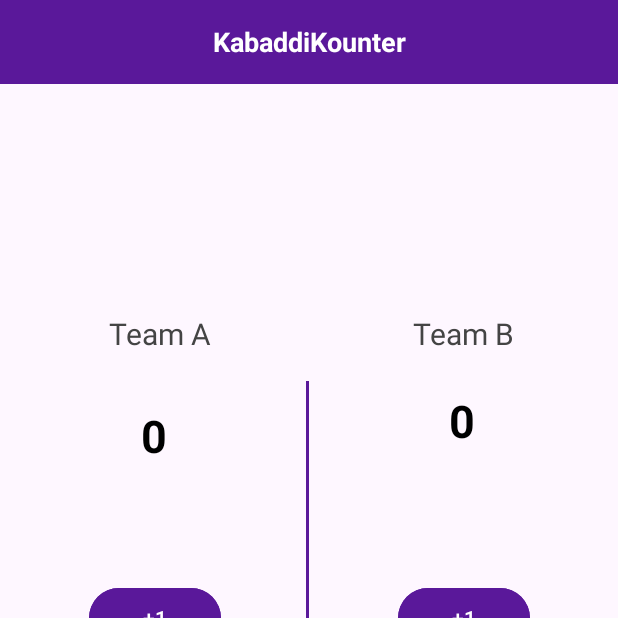
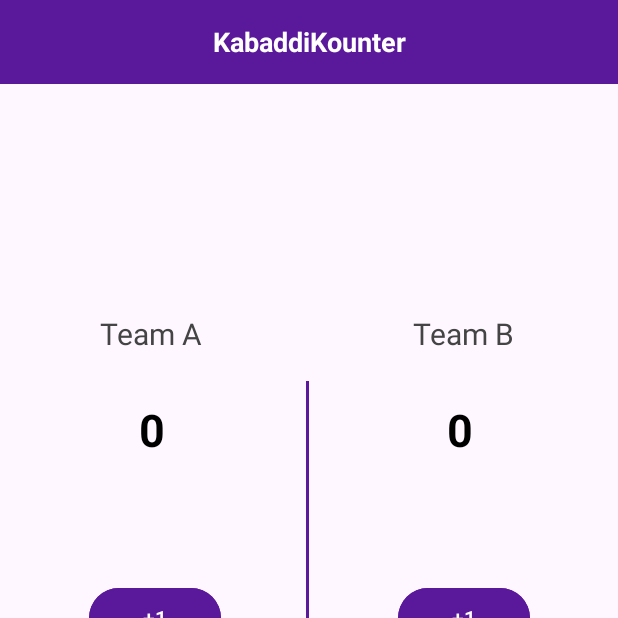
Before and after one commit to enjangmargha/ScoreApp, an Android app: the screen it shows after launch (MainActivity), after a tap on "RESET", on a phone screen of 412 x 824 dp, the top half of it. Run offline under Robolectric (Android 15) with nearby library versions, the phone set to English and light mode, and no system bars; our stand-ins replace data binding; 2 other taps on this screen came first.

```diff
--- a/app/build.gradle.kts
+++ b/app/build.gradle.kts
@@ -33,6 +33,10 @@ android {
     kotlinOptions {
         jvmTarget = "11"
     }
+
+    buildFeatures {
+        dataBinding = true
+    }
 }
 
 dependencies {
--- a/app/src/main/java/com/example/scoreapp/MainActivity.kt
+++ b/app/src/main/java/com/example/scoreapp/MainActivity.kt
@@ -1,81 +1,44 @@
 package com.example.scoreapp
 
 import android.os.Bundle
-import android.widget.Button
-import android.widget.TextView
-import androidx.activity.enableEdgeToEdge
 import androidx.activity.viewModels
 import androidx.appcompat.app.AppCompatActivity
 import androidx.core.view.ViewCompat
 import androidx.core.view.WindowInsetsCompat
+import androidx.databinding.DataBindingUtil
+import androidx.lifecycle.Observer
+import com.example.scoreapp.databinding.ActivityMainBinding
 
 class MainActivity : AppCompatActivity() {
-    private val scoreViewModel: NumberViewModel by viewModels()
-
-    private lateinit var tvScoreA: TextView
-    private lateinit var tvScoreB: TextView
-    private lateinit var btnPlus1A: Button
-    private lateinit var btnPlus2A: Button
-    private lateinit var btnPlus1B: Button
-    private lateinit var btnPlus2B: Button
-    private lateinit var btnReset: Button
+    private val scoreViewModel: ScoreViewModel by viewModels()
+    private lateinit var binding: ActivityMainBinding
 
     override fun onCreate(savedInstanceState: Bundle?) {
         super.onCreate(savedInstanceState)
-        setContentView(R.layout.activity_main)
+        binding = DataBindingUtil.setContentView(this, R.layout.activity_main)
+        binding.lifecycleOwner = this
+        binding.scoreViewModel = scoreViewModel
 
-        // Inisialisasi UI
-        tvScoreA = findViewById(R.id.tv_score_a)
-        tvScoreB = findViewById(R.id.tv_score_b)
-        btnPlus1A = findViewById(R.id.btn_plus1_a)
-        btnPlus2A = findViewById(R.id.btn_plus2_a)
-        btnPlus1B = findViewById(R.id.btn_plus1_b)
-        btnPlus2B = findViewById(R.id.btn_plus2_b)
-        btnReset = findViewById(R.id.btn_reset)
+        // Menggunakan LiveData untuk update UI otomatis
+        scoreViewModel.scoreTeamA.observe(this, Observer { score ->
+            binding.tvScoreA.text = score.toString()
+        })
 
-        // Menampilkan skor terakhir saat Activity dibuat ulang
-        updateScores()
+        scoreViewModel.scoreTeamB.observe(this, Observer { score ->
+            binding.tvScoreB.text = score.toString()
+        })
 
-        // Event Listener untuk tombol Team A
-        btnPlus1A.setOnClickListener {
-            scoreViewModel.scoreTeamA += 1
-            updateScores()
-        }
+        // Event klik tombol menggunakan binding
+        binding.btnPlus1A.setOnClickListener { scoreViewModel.addScoreTeamA(1) }
+        binding.btnPlus2A.setOnClickListener { scoreViewModel.addScoreTeamA(2) }
+        binding.btnPlus1B.setOnClickListener { scoreViewModel.addScoreTeamB(1) }
+        binding.btnPlus2B.setOnClickListener { scoreViewModel.addScoreTeamB(2) }
+        binding.btnReset.setOnClickListener { scoreViewModel.resetScores() }
 
-        btnPlus2A.setOnClickListener {
-            scoreViewModel.scoreTeamA += 2
-            updateScores()
-        }
-
-        // Event Listener untuk tombol Team B
-        btnPlus1B.setOnClickListener {
-            scoreViewModel.scoreTeamB += 1
-            updateScores()
-        }
-
-        btnPlus2B.setOnClickListener {
-            scoreViewModel.scoreTeamB += 2
-            updateScores()
-        }
-
-        // Tombol Reset
-        btnReset.setOnClickListener {
-            scoreViewModel.scoreTeamA = 0
-            scoreViewModel.scoreTeamB = 0
-            updateScores()
-        }
-
-        // Mengatur padding sesuai dengan insets sistem (opsional)
-        ViewCompat.setOnApplyWindowInsetsListener(findViewById(R.id.main)) { v, insets ->
+        ViewCompat.setOnApplyWindowInsetsListener(binding.main) { v, insets ->
             val systemBars = insets.getInsets(WindowInsetsCompat.Type.systemBars())
             v.setPadding(systemBars.left, systemBars.top, systemBars.right, systemBars.bottom)
             insets
         }
     }
-
-    // Fungsi untuk memperbarui tampilan skor
-    private fun updateScores() {
-        tvScoreA.text = scoreViewModel.scoreTeamA.toString()
-        tvScoreB.text = scoreViewModel.scoreTeamB.toString()
-    }
 }
--- a/app/src/main/java/com/example/scoreapp/NumberViewModel.kt
+++ /dev/null
@@ -1,21 +0,0 @@
-package com.example.scoreapp
-
-import androidx.lifecycle.ViewModel
-
-class NumberViewModel : ViewModel() {
-    var scoreTeamA: Int = 0
-    var scoreTeamB: Int = 0
-
-    fun incrementScoreA() {
-        scoreTeamA += 1
-    }
-
-    fun incrementScoreB() {
-        scoreTeamB += 1
-    }
-
-    fun resetScore() {
-        scoreTeamA = 0
-        scoreTeamB = 0
-    }
-}
--- /dev/null
+++ b/app/src/main/java/com/example/scoreapp/scoreViewModel.kt
@@ -0,0 +1,26 @@
+package com.example.scoreapp
+
+import androidx.lifecycle.LiveData
+import androidx.lifecycle.MutableLiveData
+import androidx.lifecycle.ViewModel
+
+class ScoreViewModel : ViewModel() {
+    private val _scoreTeamA = MutableLiveData(0)
+    val scoreTeamA: LiveData<Int> get() = _scoreTeamA
+
+    private val _scoreTeamB = MutableLiveData(0)
+    val scoreTeamB: LiveData<Int> get() = _scoreTeamB
+
+    fun addScoreTeamA(points: Int) {
+        _scoreTeamA.value = (_scoreTeamA.value ?: 0) + points
+    }
+
+    fun addScoreTeamB(points: Int) {
+        _scoreTeamB.value = (_scoreTeamB.value ?: 0) + points
+    }
+
+    fun resetScores() {
+        _scoreTeamA.value = 0
+        _scoreTeamB.value = 0
+    }
+}
--- a/app/src/main/res/layout/activity_main.xml
+++ b/app/src/main/res/layout/activity_main.xml
@@ -1,4 +1,13 @@
 <?xml version="1.0" encoding="utf-8"?>
+
+<layout>
+
+    <data>
+        <variable
+            name="scoreViewModel"
+            type="com.example.scoreapp.ScoreViewModel" />
+    </data>
+
 <androidx.constraintlayout.widget.ConstraintLayout xmlns:android="http://schemas.android.com/apk/res/android"
     xmlns:app="http://schemas.android.com/apk/res-auto"
     xmlns:tools="http://schemas.android.com/tools"
@@ -33,7 +42,7 @@
         android:textSize="20sp"
         app:layout_constraintBottom_toTopOf="@+id/btn_plus1_a"
         app:layout_constraintEnd_toStartOf="@+id/guideline"
-        app:layout_constraintHorizontal_bias="0.525"
+        app:layout_constraintHorizontal_bias="0.481"
         app:layout_constraintStart_toStartOf="parent"
         app:layout_constraintTop_toBottomOf="@id/tv_header"
         app:layout_constraintVertical_bias="0.501" />
@@ -48,10 +57,10 @@
         android:textStyle="bold"
         app:layout_constraintBottom_toTopOf="@+id/btn_plus1_a"
         app:layout_constraintEnd_toStartOf="@id/guideline"
-        app:layout_constraintHorizontal_bias="0.497"
+        app:layout_constraintHorizontal_bias="0.492"
         app:layout_constraintStart_toStartOf="parent"
-        app:layout_constraintTop_toBottomOf="@id/tv_team_a"
-        app:layout_constraintVertical_bias="0.303" />
+        app:layout_constraintTop_toBottomOf="@+id/tv_team_a"
+        app:layout_constraintVertical_bias="0.269" />
 
     <TextView
         android:id="@+id/tv_team_b"
@@ -76,15 +85,16 @@
         android:id="@+id/tv_score_b"
         android:layout_width="wrap_content"
         android:layout_height="wrap_content"
-        android:layout_marginTop="24dp"
         android:text="0"
         android:textColor="#000000"
         android:textSize="30sp"
         android:textStyle="bold"
+        app:layout_constraintBottom_toTopOf="@+id/btn_plus1_b"
         app:layout_constraintEnd_toEndOf="parent"
-        app:layout_constraintHorizontal_bias="0.494"
+        app:layout_constraintHorizontal_bias="0.489"
         app:layout_constraintStart_toEndOf="@id/guideline"
-        app:layout_constraintTop_toBottomOf="@id/tv_team_b" />
+        app:layout_constraintTop_toBottomOf="@+id/tv_team_b"
+        app:layout_constraintVertical_bias="0.269" />
 
     <View
         android:id="@+id/view_separator"
@@ -172,3 +182,4 @@
         app:layout_constraintGuide_percent="0.5" />
 
 </androidx.constraintlayout.widget.ConstraintLayout>
+</layout>
```
